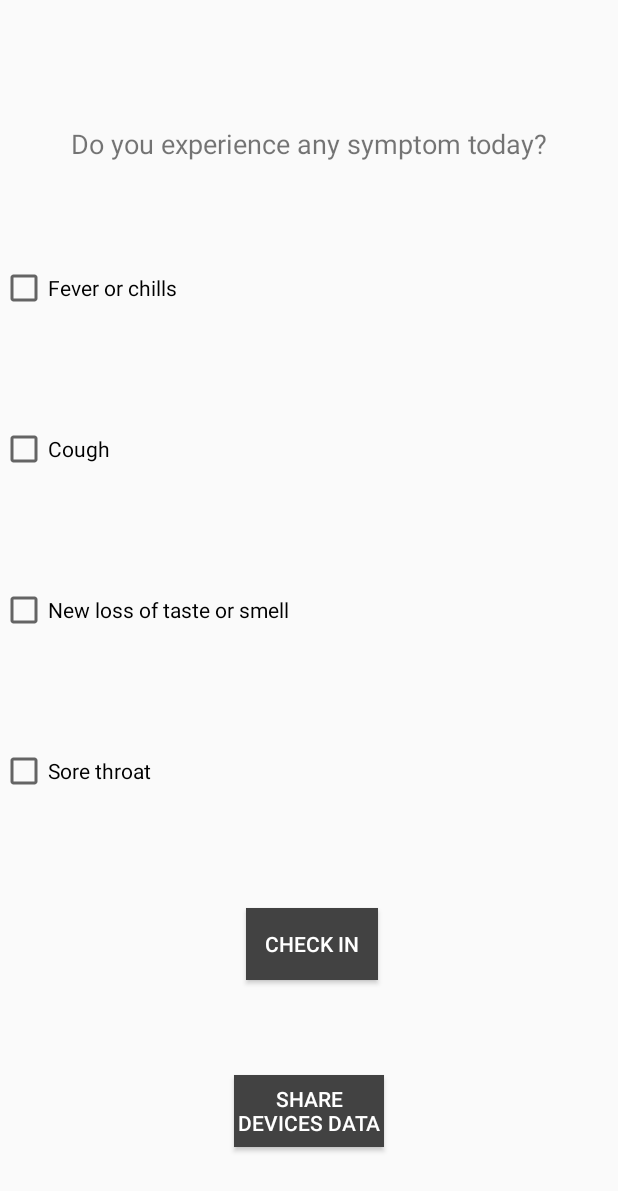
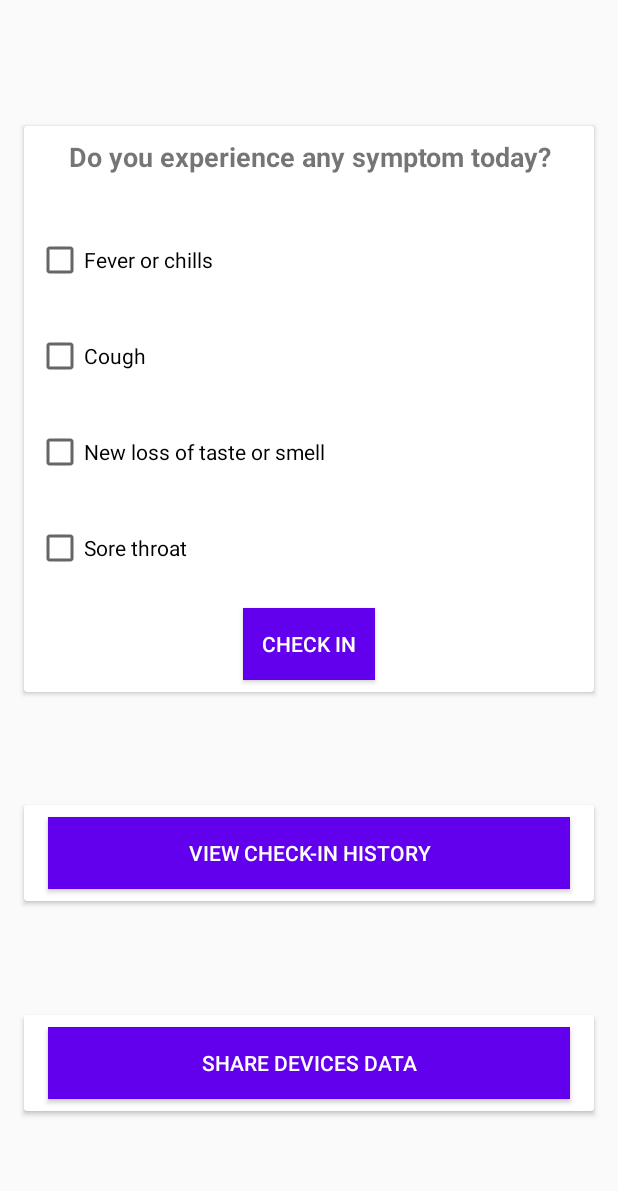
Before and after one commit to snehapatil11/TraceXContactTracing, an Android app: the layout fragment_checkin.xml on its own in the app's theme, with its tools: preview values and no code run, on a phone screen of 412 x 824 dp. Shown: the top 1191 px of the screen. Run offline under Robolectric (Android 15) with nearby library versions, the phone set to English and light mode, and no system bars.

Commit message:
Allow user to see checkin history

```diff
--- a/app/src/main/res/layout/fragment_checkin.xml
+++ b/app/src/main/res/layout/fragment_checkin.xml
@@ -7,95 +7,35 @@
     android:orientation="vertical"
     tools:context=".bottomnav.fragments.CheckinFragment">
 
-        <!--<EditText
-            android:id="@+id/editViewDeviceToken"
+        <androidx.cardview.widget.CardView
+            android:id="@+id/symptomCard"
             android:layout_width="match_parent"
             android:layout_height="wrap_content"
-            android:layout_marginLeft="20sp"
-            android:layout_marginTop="30sp"
-            android:layout_marginRight="20sp"
-            android:background="@drawable/edittext_background"
-            android:hint="Device Token"
-            android:padding="20sp"
-            android:singleLine="true" />
-
-        <EditText
-            android:id="@+id/editViewDeviceId"
-            android:layout_width="match_parent"
-            android:layout_height="wrap_content"
-            android:layout_marginLeft="20sp"
-            android:layout_marginTop="30sp"
-            android:layout_marginRight="20sp"
-            android:background="@drawable/edittext_background"
-            android:hint="Device ID"
-            android:padding="20sp"
-            android:singleLine="true" />
-
-        <EditText
-            android:id="@+id/editViewDevicesData"
-            android:layout_width="match_parent"
-            android:layout_height="wrap_content"
-            android:layout_marginLeft="20sp"
-            android:layout_marginTop="30sp"
-            android:layout_marginRight="20sp"
-            android:background="@drawable/edittext_background"
-            android:hint="Devices"
-            android:padding="20sp"
-            android:singleLine="true" />
-
-        <EditText
-            android:id="@+id/editViewOwnDeviceData"
-            android:layout_width="match_parent"
-            android:layout_height="wrap_content"
-            android:layout_marginLeft="20sp"
-            android:layout_marginTop="30sp"
-            android:layout_marginRight="20sp"
-            android:background="@drawable/edittext_background"
-            android:hint="Own Device Data"
-            android:padding="20sp"
-            android:singleLine="true" />-->
-
-        <Button
-            android:id="@+id/uploadData"
-            android:layout_width="100dp"
-            android:layout_height="48dp"
-            android:layout_gravity="center_horizontal"
-            android:background="@color/cardview_dark_background"
-            android:text="@string/upload_data"
-            android:textColor="#fff"
-            app:layout_constraintBottom_toBottomOf="parent"
+            android:layout_marginStart="16dp"
+            android:layout_marginTop="24dp"
+            android:layout_marginEnd="16dp"
+            android:layout_marginBottom="8dp"
+            app:layout_constraintBottom_toTopOf="@+id/viewHistoryCard"
             app:layout_constraintEnd_toEndOf="parent"
             app:layout_constraintStart_toStartOf="parent"
-            app:layout_constraintTop_toBottomOf="@+id/checkIn" />
+            app:layout_constraintTop_toTopOf="parent">
 
-        <Button
-            android:id="@+id/checkIn"
-            android:layout_width="wrap_content"
-            android:layout_height="48dp"
-            android:layout_gravity="center_horizontal"
-            android:layout_marginTop="8dp"
-            android:layout_marginBottom="4dp"
-            android:background="@color/cardview_dark_background"
-            android:text="@string/check_in"
-            android:textColor="#fff"
-            app:layout_constraintBottom_toTopOf="@+id/uploadData"
-            app:layout_constraintEnd_toEndOf="parent"
-            app:layout_constraintHorizontal_bias="0.507"
-            app:layout_constraintStart_toStartOf="parent"
-            app:layout_constraintTop_toBottomOf="@id/symptom4" />
+                <androidx.constraintlayout.widget.ConstraintLayout
+                    android:layout_width="match_parent"
+                    android:layout_height="match_parent">
 
                         <TextView
                             android:id="@+id/question"
                             android:layout_width="match_parent"
                             android:layout_height="25dp"
-            android:layout_marginTop="24dp"
-            android:layout_marginBottom="4dp"
+                            android:layout_marginTop="8dp"
+                            android:layout_marginBottom="32dp"
                             android:text="@string/do_you_experience_any_symptom_today"
                             android:textAlignment="center"
                             android:textSize="18sp"
+                            android:textStyle="bold"
                             app:layout_constraintBottom_toTopOf="@+id/symptom1"
                             app:layout_constraintEnd_toEndOf="parent"
-            app:layout_constraintHorizontal_bias="0.0"
                             app:layout_constraintStart_toStartOf="parent"
                             app:layout_constraintTop_toTopOf="parent" />
 
@@ -103,21 +43,24 @@
                             android:id="@+id/symptom1"
                             android:layout_width="0dp"
                             android:layout_height="wrap_content"
-            android:layout_marginTop="4dp"
-            android:layout_marginBottom="8dp"
+                            android:layout_marginStart="8dp"
+                            android:layout_marginTop="8dp"
+                            android:layout_marginEnd="8dp"
+                            android:layout_marginBottom="16dp"
                             android:text="@string/fever_or_chills"
-            app:layout_constraintBottom_toTopOf="@id/symptom2"
+                            app:layout_constraintBottom_toTopOf="@+id/symptom2"
                             app:layout_constraintEnd_toEndOf="parent"
                             app:layout_constraintStart_toStartOf="parent"
-            app:layout_constraintTop_toBottomOf="@+id/question"
-            app:layout_constraintVertical_bias="0.35" />
+                            app:layout_constraintTop_toBottomOf="@+id/question" />
 
                         <CheckBox
                             android:id="@+id/symptom2"
                             android:layout_width="0dp"
                             android:layout_height="wrap_content"
-            android:layout_marginTop="8dp"
-            android:layout_marginBottom="8dp"
+                            android:layout_marginStart="8dp"
+                            android:layout_marginTop="16dp"
+                            android:layout_marginEnd="8dp"
+                            android:layout_marginBottom="16dp"
                             android:text="@string/cough"
                             app:layout_constraintBottom_toTopOf="@+id/symptom3"
                             app:layout_constraintEnd_toEndOf="parent"
@@ -128,13 +71,14 @@
                             android:id="@+id/symptom3"
                             android:layout_width="0dp"
                             android:layout_height="wrap_content"
-            android:layout_marginTop="8dp"
-            android:layout_marginBottom="8dp"
+                            android:layout_marginStart="8dp"
+                            android:layout_marginTop="16dp"
+                            android:layout_marginEnd="8dp"
+                            android:layout_marginBottom="16dp"
                             android:text="@string/new_loss_of_taste_or_smell"
                             android:textAlignment="textStart"
                             app:layout_constraintBottom_toTopOf="@+id/symptom4"
                             app:layout_constraintEnd_toEndOf="parent"
-            app:layout_constraintHorizontal_bias="0.0"
                             app:layout_constraintStart_toStartOf="parent"
                             app:layout_constraintTop_toBottomOf="@+id/symptom2" />
 
@@ -142,15 +86,109 @@
                             android:id="@+id/symptom4"
                             android:layout_width="0dp"
                             android:layout_height="wrap_content"
-            android:layout_marginTop="8dp"
-            android:layout_marginBottom="8dp"
+                            android:layout_marginStart="8dp"
+                            android:layout_marginTop="16dp"
+                            android:layout_marginEnd="8dp"
+                            android:layout_marginBottom="16dp"
                             android:text="@string/sore_throat"
                             android:textAlignment="textStart"
                             app:layout_constraintBottom_toTopOf="@+id/checkIn"
                             app:layout_constraintEnd_toEndOf="parent"
-            app:layout_constraintHorizontal_bias="0.0"
                             app:layout_constraintStart_toStartOf="parent"
                             app:layout_constraintTop_toBottomOf="@+id/symptom3" />
 
+                        <Button
+                            android:id="@+id/checkIn"
+                            android:layout_width="wrap_content"
+                            android:layout_height="48dp"
+                            android:layout_gravity="center_horizontal"
+                            android:layout_marginStart="32dp"
+                            android:layout_marginTop="8dp"
+                            android:layout_marginEnd="32dp"
+                            android:layout_marginBottom="8dp"
+                            android:background="@color/colorPrimary"
+                            android:text="@string/check_in"
+                            android:textColor="#fff"
+                            app:layout_constraintBottom_toBottomOf="parent"
+                            app:layout_constraintEnd_toEndOf="parent"
+                            app:layout_constraintStart_toStartOf="parent"
+                            app:layout_constraintTop_toBottomOf="@+id/symptom4" />
+                </androidx.constraintlayout.widget.ConstraintLayout>
+
+        </androidx.cardview.widget.CardView>
+
+        <androidx.cardview.widget.CardView
+            android:id="@+id/viewHistoryCard"
+            android:layout_width="match_parent"
+            android:layout_height="wrap_content"
+            android:layout_marginStart="16dp"
+            android:layout_marginTop="8dp"
+            android:layout_marginEnd="16dp"
+            android:layout_marginBottom="8dp"
+            app:layout_constraintBottom_toTopOf="@+id/shareDeviceCard"
+            app:layout_constraintEnd_toEndOf="parent"
+            app:layout_constraintStart_toStartOf="parent"
+            app:layout_constraintTop_toBottomOf="@+id/symptomCard">
+
+                <androidx.constraintlayout.widget.ConstraintLayout
+                    android:layout_width="match_parent"
+                    android:layout_height="match_parent">
+
+                        <Button
+                            android:id="@+id/viewHistory"
+                            android:layout_width="0dp"
+                            android:layout_height="wrap_content"
+                            android:layout_marginStart="16dp"
+                            android:layout_marginTop="8dp"
+                            android:layout_marginEnd="16dp"
+                            android:layout_marginBottom="8dp"
+                            android:background="@color/colorPrimary"
+                            android:text="@string/view_check_in_history"
+                            android:textColor="#FFFFFF"
+                            app:layout_constraintBottom_toBottomOf="parent"
+                            app:layout_constraintEnd_toEndOf="parent"
+                            app:layout_constraintStart_toStartOf="parent"
+                            app:layout_constraintTop_toTopOf="parent" />
+                </androidx.constraintlayout.widget.ConstraintLayout>
+
+        </androidx.cardview.widget.CardView>
+
+        <androidx.cardview.widget.CardView
+            android:id="@+id/shareDeviceCard"
+            android:layout_width="match_parent"
+            android:layout_height="wrap_content"
+            android:layout_marginStart="16dp"
+            android:layout_marginTop="8dp"
+            android:layout_marginEnd="16dp"
+            android:layout_marginBottom="24dp"
+            app:layout_constraintBottom_toBottomOf="parent"
+            app:layout_constraintEnd_toEndOf="parent"
+            app:layout_constraintStart_toStartOf="parent"
+            app:layout_constraintTop_toBottomOf="@+id/viewHistoryCard">
+
+                <androidx.constraintlayout.widget.ConstraintLayout
+                    android:layout_width="match_parent"
+                    android:layout_height="match_parent">
+
+                        <Button
+                            android:id="@+id/uploadData"
+                            android:layout_width="0dp"
+                            android:layout_height="48dp"
+                            android:layout_gravity="center_horizontal"
+                            android:layout_marginStart="16dp"
+                            android:layout_marginTop="8dp"
+                            android:layout_marginEnd="16dp"
+                            android:layout_marginBottom="8dp"
+                            android:background="@color/colorPrimary"
+                            android:text="@string/upload_data"
+                            android:textColor="#fff"
+                            app:layout_constraintBottom_toBottomOf="parent"
+                            app:layout_constraintEnd_toEndOf="parent"
+                            app:layout_constraintStart_toStartOf="parent"
+                            app:layout_constraintTop_toTopOf="parent" />
+                </androidx.constraintlayout.widget.ConstraintLayout>
+
+        </androidx.cardview.widget.CardView>
+
 
 </androidx.constraintlayout.widget.ConstraintLayout>
```
Also changed, not shown: app/src/main/java/com/example/tracexcontacttracing/bottomnav/fragments/CheckinFragment.kt (+6 -1 lines), app/src/main/java/com/example/tracexcontacttracing/fragment/CheckinHistoryFragment.kt (added, +42 -0 lines), app/src/main/res/layout/fragment_checkin_details.xml (+10 -3 lines), app/src/main/res/layout/fragment_checkin_history.xml (added, +36 -0 lines). Lines whose indentation alone changed are shown as unchanged.
